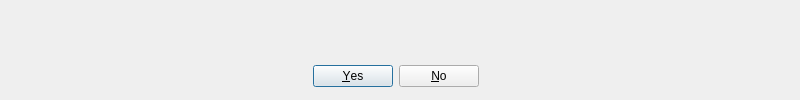
Above: Chequers/gamerequestpopup.ui from scyphio122/chequers before the change. Below: the same form after it.
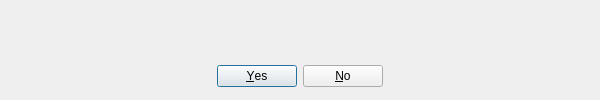
That is the form after the change.

```diff
--- a/Chequers/gamerequestpopup.ui
+++ b/Chequers/gamerequestpopup.ui
@@ -6,19 +6,19 @@
    <rect>
     <x>0</x>
     <y>0</y>
-    <width>800</width>
+    <width>600</width>
     <height>100</height>
    </rect>
   </property>
   <property name="minimumSize">
    <size>
-    <width>800</width>
+    <width>600</width>
     <height>100</height>
    </size>
   </property>
   <property name="maximumSize">
    <size>
-    <width>800</width>
+    <width>600</width>
     <height>100</height>
    </size>
   </property>
@@ -28,9 +28,9 @@
   <widget class="QDialogButtonBox" name="buttonBox">
    <property name="geometry">
     <rect>
-     <x>50</x>
+     <x>200</x>
      <y>60</y>
-     <width>691</width>
+     <width>200</width>
      <height>32</height>
     </rect>
    </property>
```
